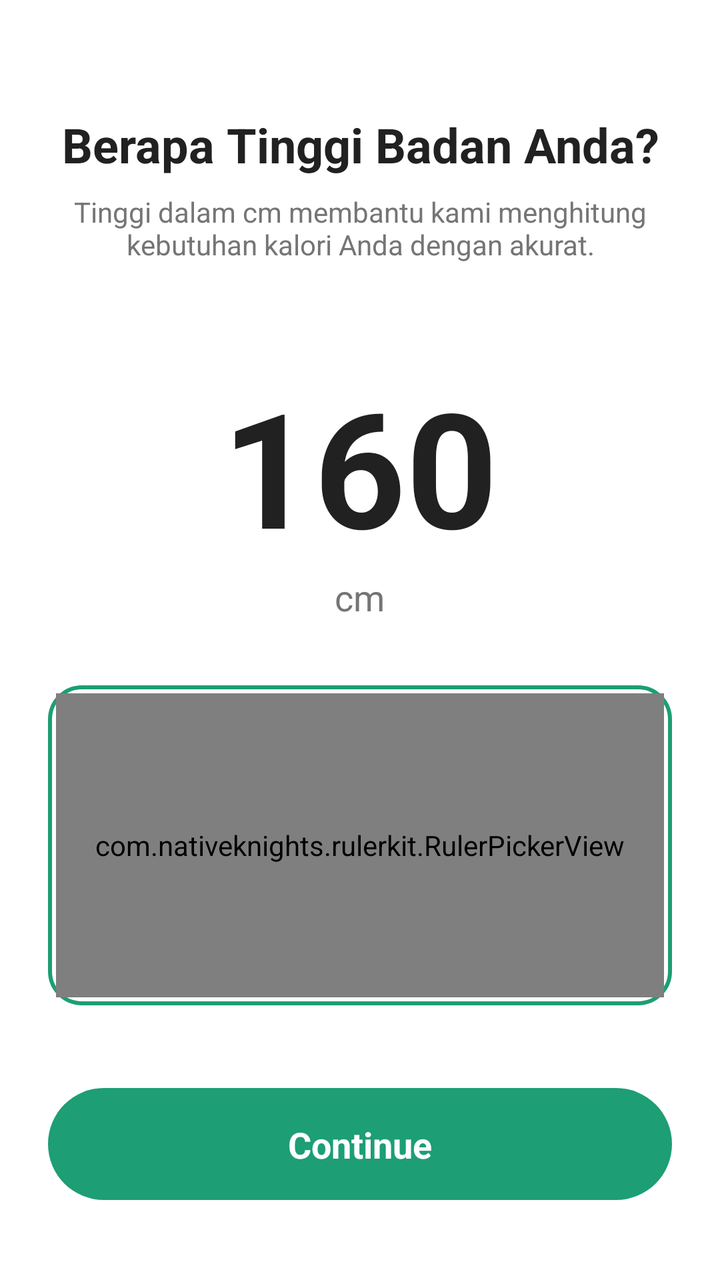
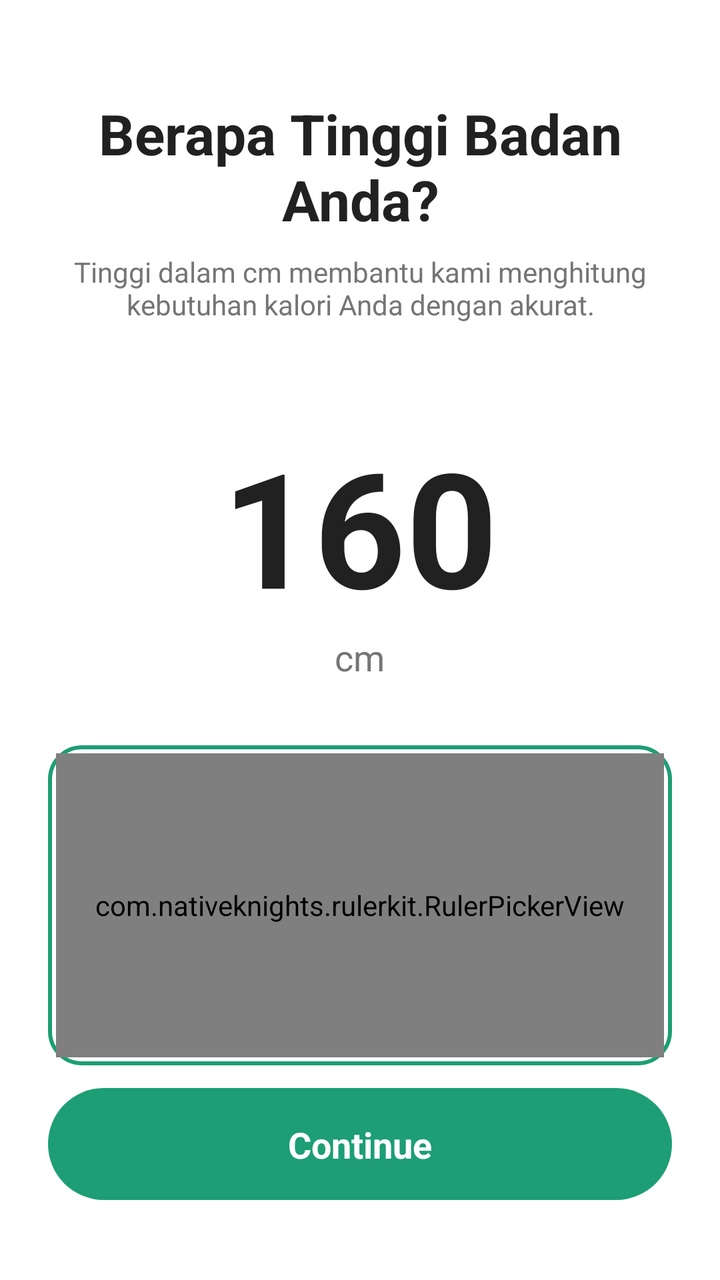

Two renders of the same Android screen: before a commit and after it. Below are the layout's source before the change and the commit's diff.
<!-- AndroidManifest.xml: application theme Theme.SmartBite -->
<!-- res/layout/fragment_onboarding_height.xml -->
<?xml version="1.0" encoding="utf-8"?>
<androidx.constraintlayout.widget.ConstraintLayout
    xmlns:android="http://schemas.android.com/apk/res/android"
    xmlns:app="http://schemas.android.com/apk/res-auto"
    android:layout_width="match_parent"
    android:layout_height="match_parent"
    android:background="@color/white"
    android:padding="24dp">

    <TextView
        android:id="@+id/tv_title"
        android:layout_width="match_parent"
        android:layout_height="wrap_content"
        android:layout_marginTop="32dp"
        android:gravity="center"
        android:text="Berapa Tinggi Badan Anda?"
        android:textColor="@color/text_primary"
        android:textSize="24sp"
        android:textStyle="bold"
        app:layout_constraintTop_toTopOf="parent" />

    <TextView
        android:id="@+id/tv_subtitle"
        android:layout_width="match_parent"
        android:layout_height="wrap_content"
        android:layout_marginTop="8dp"
        android:gravity="center"
        android:text="Tinggi dalam cm membantu kami menghitung kebutuhan kalori Anda dengan akurat."
        android:textColor="@color/text_secondary"
        android:textSize="14sp"
        app:layout_constraintTop_toBottomOf="@id/tv_title" />

    <LinearLayout
        android:id="@+id/ll_selected_value"
        android:layout_width="wrap_content"
        android:layout_height="wrap_content"
        android:layout_marginTop="48dp"
        android:gravity="center"
        android:orientation="vertical"
        app:layout_constraintEnd_toEndOf="parent"
        app:layout_constraintStart_toStartOf="parent"
        app:layout_constraintTop_toBottomOf="@id/tv_subtitle">

        <TextView
            android:id="@+id/tv_height_value"
            android:layout_width="wrap_content"
            android:layout_height="wrap_content"
            android:text="160"
            android:textColor="@color/text_primary"
            android:textSize="80sp"
            android:textStyle="bold" />

        <TextView
            android:layout_width="wrap_content"
            android:layout_height="wrap_content"
            android:text="cm"
            android:textColor="@color/text_secondary"
            android:textSize="18sp" />
    </LinearLayout>

    <FrameLayout
        android:id="@+id/cv_ruler_container"
        android:layout_width="match_parent"
        android:layout_height="160dp"
        android:layout_marginTop="32dp"
        android:padding="4dp"
        android:background="@drawable/bg_ruler_card"
        app:layout_constraintTop_toBottomOf="@id/ll_selected_value">

        <com.nativeknights.rulerkit.RulerPickerView
            android:id="@+id/heightRulerPicker"
            android:layout_width="match_parent"
            android:layout_height="match_parent"
            app:rulerInputType="height"
            app:rulerUnit="cm"
            app:rulerInitialValue="160"
            app:rulerMinValue="100"
            app:rulerMaxValue="250"
            app:indicatorType="line"
            app:indicatorColor="@color/brand_green"
            app:indicatorWidth="6dp"
            app:tickSpacing="18dp"
            app:showValueLabel="false" />

    </FrameLayout>

    <androidx.constraintlayout.widget.ConstraintLayout
        android:id="@+id/btn_next"
        android:layout_width="match_parent"
        android:layout_height="56dp"
        android:layout_marginBottom="16dp"
        android:background="@drawable/onboarding_button_bg"
        android:clickable="true"
        android:focusable="true"
        app:layout_constraintBottom_toBottomOf="parent">

        <TextView
            android:layout_width="wrap_content"
            android:layout_height="wrap_content"
            android:text="Continue"
            android:textColor="@color/white"
            android:textSize="18sp"
            android:textStyle="bold"
            app:layout_constraintBottom_toBottomOf="parent"
            app:layout_constraintEnd_toEndOf="parent"
            app:layout_constraintStart_toStartOf="parent"
            app:layout_constraintTop_toTopOf="parent" />

    </androidx.constraintlayout.widget.ConstraintLayout>

</androidx.constraintlayout.widget.ConstraintLayout>
<!-- resources referenced by this layout -->
<resources>
  <color name="brand_green">#1D9E75</color>
  <color name="text_primary">#212121</color>
  <color name="text_secondary">#757575</color>
  <color name="white">#FFFFFFFF</color>
  <!-- drawable bg_ruler_card (drawable) -->
  <?xml version="1.0" encoding="utf-8"?>
  <shape xmlns:android="http://schemas.android.com/apk/res/android"
      android:shape="rectangle">
      <solid android:color="@color/white" />
      <stroke android:width="2dp" android:color="@color/brand_green" />
      <corners android:radius="16dp" />
  </shape>
  <!-- drawable onboarding_button_bg (drawable) -->
  <?xml version="1.0" encoding="utf-8"?>
  <ripple xmlns:android="http://schemas.android.com/apk/res/android"
      android:color="#40FFFFFF">
      <item>
          <shape android:shape="rectangle">
              <solid android:color="@color/brand_green" />
              <corners android:radius="100dp" />
          </shape>
      </item>
  </ripple>
  <style name="Theme.SmartBite" parent="Theme.Material3.DayNight.NoActionBar">
          
          <item name="colorPrimary">@color/purple_500</item>
          <item name="colorOnPrimary">@color/white</item>
          
          <item name="colorSecondary">@color/teal_200</item>
          <item name="colorOnSecondary">@color/black</item>
          
          <item name="colorSecondaryContainer">@color/nav_glow_green</item>
          <item name="colorOnSecondaryContainer">@color/nav_active_green</item>
          
          <item name="android:statusBarColor">@android:color/transparent</item>
          <item name="android:navigationBarColor">@android:color/transparent</item>
          <item name="android:windowLayoutInDisplayCutoutMode" tools:targetApi="o_mr1">shortEdges</item>
          
      </style>
  <color name="purple_500">#3F7E03</color>
  <color name="teal_200">#FF03DAC5</color>
  <color name="black">#FF000000</color>
  <color name="nav_glow_green">#1A34A853</color>
  <color name="nav_active_green">#34A853</color>
</resources>

<!-- the commit's change to res/layout/fragment_onboarding_height.xml (unified diff, before → after) -->
@@ -11,11 +11,11 @@
         android:id="@+id/tv_title"
         android:layout_width="match_parent"
         android:layout_height="wrap_content"
-        android:layout_marginTop="32dp"
+        android:layout_marginTop="24dp"
         android:gravity="center"
         android:text="Berapa Tinggi Badan Anda?"
         android:textColor="@color/text_primary"
-        android:textSize="24sp"
+        android:textSize="28sp"
         android:textStyle="bold"
         app:layout_constraintTop_toTopOf="parent" />
 
